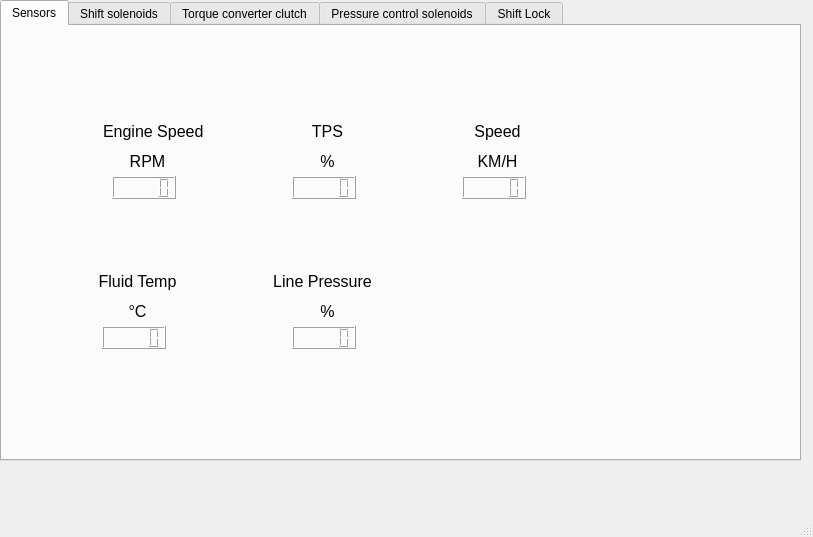
Above: tcu.ui from Amin-Golden/TCU_GUI before the change. Below: the same form after it.
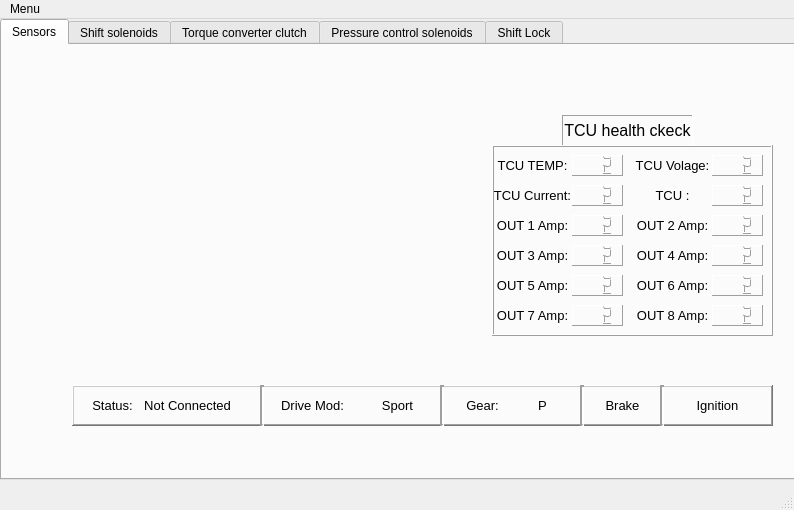
That is the form after the change. Icons and pictures are not drawn.

Commit message: add heath and status bar and menu

The edit to the form file:
```diff
--- a/tcu.ui
+++ b/tcu.ui
@@ -6,8 +6,8 @@
    <rect>
     <x>0</x>
     <y>0</y>
-    <width>813</width>
-    <height>537</height>
+    <width>794</width>
+    <height>510</height>
    </rect>
   </property>
   <property name="windowTitle">
@@ -36,44 +36,106 @@
      <attribute name="title">
       <string>Sensors</string>
      </attribute>
-     <widget class="QLabel" name="eng_spd">
+     <widget class="QFrame" name="health_F">
       <property name="geometry">
        <rect>
-        <x>100</x>
-        <y>90</y>
-        <width>101</width>
-        <height>31</height>
+        <x>490</x>
+        <y>100</y>
+        <width>281</width>
+        <height>191</height>
        </rect>
       </property>
+      <property name="autoFillBackground">
+       <bool>false</bool>
+      </property>
+      <property name="frameShape">
+       <enum>QFrame::Box</enum>
+      </property>
+      <property name="frameShadow">
+       <enum>QFrame::Raised</enum>
+      </property>
+      <widget class="QLabel" name="tcu_tmp_l">
+       <property name="geometry">
+        <rect>
+         <x>0</x>
+         <y>10</y>
+         <width>81</width>
+         <height>21</height>
+        </rect>
+       </property>
       <property name="font">
        <font>
-        <pointsize>12</pointsize>
+         <pointsize>10</pointsize>
        </font>
       </property>
       <property name="text">
-       <string>Engine Speed</string>
-      </property>
-      <property name="indent">
+        <string>TCU TEMP:</string>
+       </property>
+       <property name="alignment">
+        <set>Qt::AlignCenter</set>
+       </property>
+      </widget>
+      <widget class="QLCDNumber" name="tcu_tmp_v">
+       <property name="geometry">
+        <rect>
+         <x>80</x>
+         <y>10</y>
+         <width>51</width>
+         <height>21</height>
+        </rect>
+       </property>
+       <property name="font">
+        <font>
+         <pointsize>12</pointsize>
+        </font>
+       </property>
+       <property name="frameShape">
+        <enum>QFrame::Panel</enum>
+       </property>
+       <property name="lineWidth">
        <number>1</number>
       </property>
-     </widget>
-     <widget class="QLCDNumber" name="eng_spd__">
+       <property name="smallDecimalPoint">
+        <bool>true</bool>
+       </property>
+       <property name="digitCount">
+        <number>3</number>
+       </property>
+       <property name="segmentStyle">
+        <enum>QLCDNumber::Filled</enum>
+       </property>
+       <property name="intValue" stdset="0">
+        <number>2</number>
+       </property>
+      </widget>
+      <widget class="QLabel" name="tcu_volt_l">
       <property name="geometry">
        <rect>
-        <x>110</x>
-        <y>150</y>
-        <width>64</width>
-        <height>23</height>
-       </rect>
-      </property>
-     </widget>
-     <widget class="QLabel" name="eng_spd_">
+         <x>140</x>
+         <y>10</y>
+         <width>81</width>
+         <height>21</height>
+        </rect>
+       </property>
+       <property name="font">
+        <font>
+         <pointsize>10</pointsize>
+        </font>
+       </property>
+       <property name="text">
+        <string>TCU Volage:</string>
+       </property>
+       <property name="alignment">
+        <set>Qt::AlignCenter</set>
+       </property>
+      </widget>
+      <widget class="QLCDNumber" name="tcu_volt_v">
       <property name="geometry">
        <rect>
-        <x>110</x>
-        <y>120</y>
-        <width>71</width>
-        <height>31</height>
+         <x>220</x>
+         <y>10</y>
+         <width>51</width>
+         <height>21</height>
        </rect>
       </property>
       <property name="font">
@@ -81,20 +143,53 @@
         <pointsize>12</pointsize>
        </font>
       </property>
+       <property name="frameShape">
+        <enum>QFrame::Panel</enum>
+       </property>
+       <property name="lineWidth">
+        <number>1</number>
+       </property>
+       <property name="smallDecimalPoint">
+        <bool>true</bool>
+       </property>
+       <property name="digitCount">
+        <number>3</number>
+       </property>
+       <property name="segmentStyle">
+        <enum>QLCDNumber::Filled</enum>
+       </property>
+       <property name="intValue" stdset="0">
+        <number>2</number>
+       </property>
+      </widget>
+      <widget class="QLabel" name="tcu_ampl">
+       <property name="geometry">
+        <rect>
+         <x>0</x>
+         <y>40</y>
+         <width>81</width>
+         <height>21</height>
+        </rect>
+       </property>
+       <property name="font">
+        <font>
+         <pointsize>10</pointsize>
+        </font>
+       </property>
       <property name="text">
-       <string>RPM</string>
+        <string>TCU Current:</string>
       </property>
       <property name="alignment">
        <set>Qt::AlignCenter</set>
       </property>
      </widget>
-     <widget class="QLabel" name="tps">
+      <widget class="QLCDNumber" name="tcu_amp_v">
       <property name="geometry">
        <rect>
-        <x>290</x>
-        <y>90</y>
-        <width>71</width>
-        <height>31</height>
+         <x>80</x>
+         <y>40</y>
+         <width>51</width>
+         <height>21</height>
        </rect>
       </property>
       <property name="font">
@@ -102,20 +197,53 @@
         <pointsize>12</pointsize>
        </font>
       </property>
+       <property name="frameShape">
+        <enum>QFrame::Panel</enum>
+       </property>
+       <property name="lineWidth">
+        <number>1</number>
+       </property>
+       <property name="smallDecimalPoint">
+        <bool>true</bool>
+       </property>
+       <property name="digitCount">
+        <number>3</number>
+       </property>
+       <property name="segmentStyle">
+        <enum>QLCDNumber::Filled</enum>
+       </property>
+       <property name="intValue" stdset="0">
+        <number>2</number>
+       </property>
+      </widget>
+      <widget class="QLabel" name="label_6">
+       <property name="geometry">
+        <rect>
+         <x>140</x>
+         <y>40</y>
+         <width>81</width>
+         <height>21</height>
+        </rect>
+       </property>
+       <property name="font">
+        <font>
+         <pointsize>10</pointsize>
+        </font>
+       </property>
       <property name="text">
-       <string>TPS</string>
+        <string>TCU :</string>
       </property>
       <property name="alignment">
        <set>Qt::AlignCenter</set>
       </property>
      </widget>
-     <widget class="QLabel" name="tps_">
+      <widget class="QLCDNumber" name="lcdNumber_4">
       <property name="geometry">
        <rect>
-        <x>290</x>
-        <y>120</y>
-        <width>71</width>
-        <height>31</height>
+         <x>220</x>
+         <y>40</y>
+         <width>51</width>
+         <height>21</height>
        </rect>
       </property>
       <property name="font">
@@ -123,30 +251,107 @@
         <pointsize>12</pointsize>
        </font>
       </property>
+       <property name="frameShape">
+        <enum>QFrame::Panel</enum>
+       </property>
+       <property name="lineWidth">
+        <number>1</number>
+       </property>
+       <property name="smallDecimalPoint">
+        <bool>true</bool>
+       </property>
+       <property name="digitCount">
+        <number>3</number>
+       </property>
+       <property name="segmentStyle">
+        <enum>QLCDNumber::Filled</enum>
+       </property>
+       <property name="intValue" stdset="0">
+        <number>2</number>
+       </property>
+      </widget>
+      <widget class="QLCDNumber" name="o2amp_v">
+       <property name="geometry">
+        <rect>
+         <x>220</x>
+         <y>70</y>
+         <width>51</width>
+         <height>21</height>
+        </rect>
+       </property>
+       <property name="font">
+        <font>
+         <pointsize>12</pointsize>
+        </font>
+       </property>
+       <property name="frameShape">
+        <enum>QFrame::Panel</enum>
+       </property>
+       <property name="lineWidth">
+        <number>1</number>
+       </property>
+       <property name="smallDecimalPoint">
+        <bool>true</bool>
+       </property>
+       <property name="digitCount">
+        <number>3</number>
+       </property>
+       <property name="segmentStyle">
+        <enum>QLCDNumber::Filled</enum>
+       </property>
+       <property name="intValue" stdset="0">
+        <number>2</number>
+       </property>
+      </widget>
+      <widget class="QLabel" name="o2amp_l">
+       <property name="geometry">
+        <rect>
+         <x>140</x>
+         <y>70</y>
+         <width>81</width>
+         <height>21</height>
+        </rect>
+       </property>
+       <property name="font">
+        <font>
+         <pointsize>10</pointsize>
+        </font>
+       </property>
       <property name="text">
-       <string>%</string>
+        <string>OUT 2 Amp:</string>
       </property>
       <property name="alignment">
        <set>Qt::AlignCenter</set>
       </property>
      </widget>
-     <widget class="QLCDNumber" name="tps__">
+      <widget class="QLabel" name="o1amp_l">
       <property name="geometry">
        <rect>
-        <x>290</x>
-        <y>150</y>
-        <width>64</width>
-        <height>23</height>
-       </rect>
-      </property>
-     </widget>
-     <widget class="QLabel" name="speed_">
+         <x>0</x>
+         <y>70</y>
+         <width>81</width>
+         <height>21</height>
+        </rect>
+       </property>
+       <property name="font">
+        <font>
+         <pointsize>10</pointsize>
+        </font>
+       </property>
+       <property name="text">
+        <string>OUT 1 Amp:</string>
+       </property>
+       <property name="alignment">
+        <set>Qt::AlignCenter</set>
+       </property>
+      </widget>
+      <widget class="QLCDNumber" name="o1amp_v">
       <property name="geometry">
        <rect>
-        <x>460</x>
-        <y>120</y>
-        <width>71</width>
-        <height>31</height>
+         <x>80</x>
+         <y>70</y>
+         <width>51</width>
+         <height>21</height>
        </rect>
       </property>
       <property name="font">
@@ -154,30 +359,86 @@
         <pointsize>12</pointsize>
        </font>
       </property>
+       <property name="frameShape">
+        <enum>QFrame::Panel</enum>
+       </property>
+       <property name="lineWidth">
+        <number>1</number>
+       </property>
+       <property name="smallDecimalPoint">
+        <bool>true</bool>
+       </property>
+       <property name="digitCount">
+        <number>3</number>
+       </property>
+       <property name="segmentStyle">
+        <enum>QLCDNumber::Filled</enum>
+       </property>
+       <property name="intValue" stdset="0">
+        <number>2</number>
+       </property>
+      </widget>
+      <widget class="QLabel" name="o3amp_l">
+       <property name="geometry">
+        <rect>
+         <x>0</x>
+         <y>100</y>
+         <width>81</width>
+         <height>21</height>
+        </rect>
+       </property>
+       <property name="font">
+        <font>
+         <pointsize>10</pointsize>
+        </font>
+       </property>
       <property name="text">
-       <string>KM/H</string>
+        <string>OUT 3 Amp:</string>
       </property>
       <property name="alignment">
        <set>Qt::AlignCenter</set>
       </property>
      </widget>
-     <widget class="QLCDNumber" name="speed__">
+      <widget class="QLCDNumber" name="o4amp_v">
       <property name="geometry">
        <rect>
-        <x>460</x>
-        <y>150</y>
-        <width>64</width>
-        <height>23</height>
-       </rect>
-      </property>
-     </widget>
-     <widget class="QLabel" name="speed">
+         <x>220</x>
+         <y>100</y>
+         <width>51</width>
+         <height>21</height>
+        </rect>
+       </property>
+       <property name="font">
+        <font>
+         <pointsize>12</pointsize>
+        </font>
+       </property>
+       <property name="frameShape">
+        <enum>QFrame::Panel</enum>
+       </property>
+       <property name="lineWidth">
+        <number>1</number>
+       </property>
+       <property name="smallDecimalPoint">
+        <bool>true</bool>
+       </property>
+       <property name="digitCount">
+        <number>3</number>
+       </property>
+       <property name="segmentStyle">
+        <enum>QLCDNumber::Filled</enum>
+       </property>
+       <property name="intValue" stdset="0">
+        <number>2</number>
+       </property>
+      </widget>
+      <widget class="QLCDNumber" name="o3amp_v">
       <property name="geometry">
        <rect>
-        <x>460</x>
-        <y>90</y>
-        <width>71</width>
-        <height>31</height>
+         <x>80</x>
+         <y>100</y>
+         <width>51</width>
+         <height>21</height>
        </rect>
       </property>
       <property name="font">
@@ -185,30 +446,86 @@
         <pointsize>12</pointsize>
        </font>
       </property>
+       <property name="frameShape">
+        <enum>QFrame::Panel</enum>
+       </property>
+       <property name="lineWidth">
+        <number>1</number>
+       </property>
+       <property name="smallDecimalPoint">
+        <bool>true</bool>
+       </property>
+       <property name="digitCount">
+        <number>3</number>
+       </property>
+       <property name="segmentStyle">
+        <enum>QLCDNumber::Filled</enum>
+       </property>
+       <property name="intValue" stdset="0">
+        <number>2</number>
+       </property>
+      </widget>
+      <widget class="QLabel" name="o4amp_l">
+       <property name="geometry">
+        <rect>
+         <x>140</x>
+         <y>100</y>
+         <width>81</width>
+         <height>21</height>
+        </rect>
+       </property>
+       <property name="font">
+        <font>
+         <pointsize>10</pointsize>
+        </font>
+       </property>
       <property name="text">
-       <string>Speed</string>
+        <string>OUT 4 Amp:</string>
       </property>
       <property name="alignment">
        <set>Qt::AlignCenter</set>
       </property>
      </widget>
-     <widget class="QLCDNumber" name="tft__">
+      <widget class="QLCDNumber" name="o6amp_v">
       <property name="geometry">
        <rect>
-        <x>100</x>
-        <y>300</y>
-        <width>64</width>
-        <height>23</height>
-       </rect>
-      </property>
-     </widget>
-     <widget class="QLabel" name="tft_">
+         <x>220</x>
+         <y>130</y>
+         <width>51</width>
+         <height>21</height>
+        </rect>
+       </property>
+       <property name="font">
+        <font>
+         <pointsize>12</pointsize>
+        </font>
+       </property>
+       <property name="frameShape">
+        <enum>QFrame::Panel</enum>
+       </property>
+       <property name="lineWidth">
+        <number>1</number>
+       </property>
+       <property name="smallDecimalPoint">
+        <bool>true</bool>
+       </property>
+       <property name="digitCount">
+        <number>3</number>
+       </property>
+       <property name="segmentStyle">
+        <enum>QLCDNumber::Filled</enum>
+       </property>
+       <property name="intValue" stdset="0">
+        <number>2</number>
+       </property>
+      </widget>
+      <widget class="QLCDNumber" name="o5amp_v">
       <property name="geometry">
        <rect>
-        <x>100</x>
-        <y>270</y>
-        <width>71</width>
-        <height>31</height>
+         <x>80</x>
+         <y>130</y>
+         <width>51</width>
+         <height>21</height>
        </rect>
       </property>
       <property name="font">
@@ -216,50 +533,182 @@
         <pointsize>12</pointsize>
        </font>
       </property>
+       <property name="frameShape">
+        <enum>QFrame::Panel</enum>
+       </property>
+       <property name="lineWidth">
+        <number>1</number>
+       </property>
+       <property name="smallDecimalPoint">
+        <bool>true</bool>
+       </property>
+       <property name="digitCount">
+        <number>3</number>
+       </property>
+       <property name="segmentStyle">
+        <enum>QLCDNumber::Filled</enum>
+       </property>
+       <property name="intValue" stdset="0">
+        <number>2</number>
+       </property>
+      </widget>
+      <widget class="QLabel" name="o5amp_l">
+       <property name="geometry">
+        <rect>
+         <x>0</x>
+         <y>130</y>
+         <width>81</width>
+         <height>21</height>
+        </rect>
+       </property>
+       <property name="font">
+        <font>
+         <pointsize>10</pointsize>
+        </font>
+       </property>
       <property name="text">
-       <string>°C</string>
+        <string>OUT 5 Amp:</string>
       </property>
       <property name="alignment">
        <set>Qt::AlignCenter</set>
       </property>
      </widget>
-     <widget class="QLabel" name="tft">
+      <widget class="QLabel" name="o6amp_l">
       <property name="geometry">
        <rect>
-        <x>90</x>
-        <y>240</y>
-        <width>91</width>
-        <height>31</height>
+         <x>140</x>
+         <y>130</y>
+         <width>81</width>
+         <height>21</height>
        </rect>
       </property>
       <property name="font">
        <font>
-        <pointsize>12</pointsize>
+         <pointsize>10</pointsize>
        </font>
       </property>
       <property name="text">
-       <string>Fluid Temp</string>
+        <string>OUT 6 Amp:</string>
       </property>
       <property name="alignment">
        <set>Qt::AlignCenter</set>
       </property>
      </widget>
-     <widget class="QLCDNumber" name="lp__">
+      <widget class="QLabel" name="o7amp_l">
       <property name="geometry">
        <rect>
-        <x>290</x>
-        <y>300</y>
-        <width>64</width>
-        <height>23</height>
-       </rect>
-      </property>
-     </widget>
-     <widget class="QLabel" name="lp">
+         <x>0</x>
+         <y>160</y>
+         <width>81</width>
+         <height>21</height>
+        </rect>
+       </property>
+       <property name="font">
+        <font>
+         <pointsize>10</pointsize>
+        </font>
+       </property>
+       <property name="text">
+        <string>OUT 7 Amp:</string>
+       </property>
+       <property name="alignment">
+        <set>Qt::AlignCenter</set>
+       </property>
+      </widget>
+      <widget class="QLabel" name="o8amp_l">
       <property name="geometry">
        <rect>
-        <x>270</x>
-        <y>240</y>
-        <width>101</width>
+         <x>140</x>
+         <y>160</y>
+         <width>81</width>
+         <height>21</height>
+        </rect>
+       </property>
+       <property name="font">
+        <font>
+         <pointsize>10</pointsize>
+        </font>
+       </property>
+       <property name="text">
+        <string>OUT 8 Amp:</string>
+       </property>
+       <property name="alignment">
+        <set>Qt::AlignCenter</set>
+       </property>
+      </widget>
+      <widget class="QLCDNumber" name="o8amp_v">
+       <property name="geometry">
+        <rect>
+         <x>220</x>
+         <y>160</y>
+         <width>51</width>
+         <height>21</height>
+        </rect>
+       </property>
+       <property name="font">
+        <font>
+         <pointsize>12</pointsize>
+        </font>
+       </property>
+       <property name="frameShape">
+        <enum>QFrame::Panel</enum>
+       </property>
+       <property name="lineWidth">
+        <number>1</number>
+       </property>
+       <property name="smallDecimalPoint">
+        <bool>true</bool>
+       </property>
+       <property name="digitCount">
+        <number>3</number>
+       </property>
+       <property name="segmentStyle">
+        <enum>QLCDNumber::Filled</enum>
+       </property>
+       <property name="intValue" stdset="0">
+        <number>2</number>
+       </property>
+      </widget>
+      <widget class="QLCDNumber" name="o7amp_v">
+       <property name="geometry">
+        <rect>
+         <x>80</x>
+         <y>160</y>
+         <width>51</width>
+         <height>21</height>
+        </rect>
+       </property>
+       <property name="font">
+        <font>
+         <pointsize>12</pointsize>
+        </font>
+       </property>
+       <property name="frameShape">
+        <enum>QFrame::Panel</enum>
+       </property>
+       <property name="lineWidth">
+        <number>1</number>
+       </property>
+       <property name="smallDecimalPoint">
+        <bool>true</bool>
+       </property>
+       <property name="digitCount">
+        <number>3</number>
+       </property>
+       <property name="segmentStyle">
+        <enum>QLCDNumber::Filled</enum>
+       </property>
+       <property name="intValue" stdset="0">
+        <number>2</number>
+       </property>
+      </widget>
+     </widget>
+     <widget class="QLabel" name="health_L">
+      <property name="geometry">
+       <rect>
+        <x>560</x>
+        <y>70</y>
+        <width>131</width>
         <height>31</height>
        </rect>
       </property>
@@ -268,49 +717,267 @@
         <pointsize>12</pointsize>
        </font>
       </property>
+      <property name="frameShape">
+       <enum>QFrame::Panel</enum>
+      </property>
+      <property name="frameShadow">
+       <enum>QFrame::Sunken</enum>
+      </property>
       <property name="text">
-       <string>Line Pressure</string>
+       <string>TCU health ckeck</string>
       </property>
       <property name="alignment">
        <set>Qt::AlignCenter</set>
       </property>
      </widget>
-     <widget class="QLabel" name="lp_">
+     <widget class="QFrame" name="status">
       <property name="geometry">
        <rect>
+        <x>70</x>
+        <y>340</y>
+        <width>701</width>
+        <height>41</height>
+       </rect>
+      </property>
+      <property name="frameShape">
+       <enum>QFrame::WinPanel</enum>
+      </property>
+      <property name="frameShadow">
+       <enum>QFrame::Raised</enum>
+      </property>
+      <widget class="QLabel" name="dmod_l">
+       <property name="geometry">
+        <rect>
+         <x>200</x>
+         <y>10</y>
+         <width>81</width>
+         <height>21</height>
+        </rect>
+       </property>
+       <property name="font">
+        <font>
+         <pointsize>10</pointsize>
+        </font>
+       </property>
+       <property name="text">
+        <string>Drive Mod:</string>
+       </property>
+       <property name="alignment">
+        <set>Qt::AlignCenter</set>
+       </property>
+      </widget>
+      <widget class="QLabel" name="dmod_v">
+       <property name="geometry">
+        <rect>
         <x>290</x>
-        <y>270</y>
+         <y>10</y>
         <width>71</width>
-        <height>31</height>
+         <height>21</height>
        </rect>
       </property>
       <property name="font">
        <font>
-        <pointsize>12</pointsize>
+         <pointsize>10</pointsize>
        </font>
       </property>
       <property name="text">
-       <string>%</string>
+        <string>Sport</string>
       </property>
       <property name="alignment">
        <set>Qt::AlignCenter</set>
       </property>
      </widget>
-     <zorder>eng_spd</zorder>
-     <zorder>eng_spd_</zorder>
-     <zorder>tft__</zorder>
-     <zorder>tft_</zorder>
-     <zorder>tps_</zorder>
-     <zorder>lp__</zorder>
-     <zorder>tps</zorder>
-     <zorder>lp</zorder>
-     <zorder>tps__</zorder>
-     <zorder>speed_</zorder>
-     <zorder>lp_</zorder>
-     <zorder>tft</zorder>
-     <zorder>speed__</zorder>
-     <zorder>eng_spd__</zorder>
-     <zorder>speed</zorder>
+      <widget class="QLabel" name="gear_v">
+       <property name="geometry">
+        <rect>
+         <x>450</x>
+         <y>10</y>
+         <width>41</width>
+         <height>21</height>
+        </rect>
+       </property>
+       <property name="font">
+        <font>
+         <pointsize>10</pointsize>
+        </font>
+       </property>
+       <property name="text">
+        <string>P</string>
+       </property>
+       <property name="alignment">
+        <set>Qt::AlignCenter</set>
+       </property>
+      </widget>
+      <widget class="QLabel" name="gear_l">
+       <property name="geometry">
+        <rect>
+         <x>380</x>
+         <y>10</y>
+         <width>61</width>
+         <height>21</height>
+        </rect>
+       </property>
+       <property name="font">
+        <font>
+         <pointsize>10</pointsize>
+        </font>
+       </property>
+       <property name="text">
+        <string>Gear:</string>
+       </property>
+       <property name="alignment">
+        <set>Qt::AlignCenter</set>
+       </property>
+      </widget>
+      <widget class="QLabel" name="brake_l">
+       <property name="geometry">
+        <rect>
+         <x>510</x>
+         <y>10</y>
+         <width>81</width>
+         <height>21</height>
+        </rect>
+       </property>
+       <property name="font">
+        <font>
+         <pointsize>10</pointsize>
+        </font>
+       </property>
+       <property name="text">
+        <string>Brake</string>
+       </property>
+       <property name="alignment">
+        <set>Qt::AlignCenter</set>
+       </property>
+      </widget>
+      <widget class="QLabel" name="ing_l">
+       <property name="geometry">
+        <rect>
+         <x>600</x>
+         <y>10</y>
+         <width>91</width>
+         <height>21</height>
+        </rect>
+       </property>
+       <property name="font">
+        <font>
+         <pointsize>10</pointsize>
+        </font>
+       </property>
+       <property name="text">
+        <string>Ignition</string>
+       </property>
+       <property name="alignment">
+        <set>Qt::AlignCenter</set>
+       </property>
+      </widget>
+      <widget class="QLabel" name="status_v">
+       <property name="geometry">
+        <rect>
+         <x>70</x>
+         <y>10</y>
+         <width>91</width>
+         <height>21</height>
+        </rect>
+       </property>
+       <property name="font">
+        <font>
+         <pointsize>10</pointsize>
+        </font>
+       </property>
+       <property name="text">
+        <string>Not Connected</string>
+       </property>
+       <property name="alignment">
+        <set>Qt::AlignCenter</set>
+       </property>
+      </widget>
+      <widget class="QLabel" name="status_l">
+       <property name="geometry">
+        <rect>
+         <x>10</x>
+         <y>10</y>
+         <width>61</width>
+         <height>21</height>
+        </rect>
+       </property>
+       <property name="font">
+        <font>
+         <pointsize>10</pointsize>
+        </font>
+       </property>
+       <property name="text">
+        <string>Status:</string>
+       </property>
+       <property name="alignment">
+        <set>Qt::AlignCenter</set>
+       </property>
+      </widget>
+      <widget class="Line" name="line">
+       <property name="geometry">
+        <rect>
+         <x>580</x>
+         <y>0</y>
+         <width>20</width>
+         <height>41</height>
+        </rect>
+       </property>
+       <property name="lineWidth">
+        <number>2</number>
+       </property>
+       <property name="orientation">
+        <enum>Qt::Vertical</enum>
+       </property>
+      </widget>
+      <widget class="Line" name="line_2">
+       <property name="geometry">
+        <rect>
+         <x>500</x>
+         <y>0</y>
+         <width>20</width>
+         <height>41</height>
+        </rect>
+       </property>
+       <property name="lineWidth">
+        <number>2</number>
+       </property>
+       <property name="orientation">
+        <enum>Qt::Vertical</enum>
+       </property>
+      </widget>
+      <widget class="Line" name="line_3">
+       <property name="geometry">
+        <rect>
+         <x>360</x>
+         <y>0</y>
+         <width>20</width>
+         <height>41</height>
+        </rect>
+       </property>
+       <property name="lineWidth">
+        <number>2</number>
+       </property>
+       <property name="orientation">
+        <enum>Qt::Vertical</enum>
+       </property>
+      </widget>
+      <widget class="Line" name="line_4">
+       <property name="geometry">
+        <rect>
+         <x>180</x>
+         <y>0</y>
+         <width>20</width>
+         <height>41</height>
+        </rect>
+       </property>
+       <property name="lineWidth">
+        <number>2</number>
+       </property>
+       <property name="orientation">
+        <enum>Qt::Vertical</enum>
+       </property>
+      </widget>
+     </widget>
     </widget>
     <widget class="QWidget" name="Gearbox">
      <attribute name="title">
@@ -777,10 +1444,33 @@
     <rect>
      <x>0</x>
      <y>0</y>
-     <width>813</width>
+     <width>794</width>
      <height>21</height>
     </rect>
    </property>
+   <widget class="QMenu" name="menuMenu">
+    <property name="title">
+     <string>Menu</string>
+    </property>
+    <widget class="QMenu" name="menuConnect">
+     <property name="title">
+      <string>Connect</string>
+     </property>
+     <property name="icon">
+      <iconset>
+       <normaloff>C:/Users/HP/Documents/icons/icons/plug-connect.png</normaloff>C:/Users/HP/Documents/icons/icons/plug-connect.png</iconset>
+     </property>
+     <addaction name="actionCOM1"/>
+     <addaction name="actionCOM2"/>
+    </widget>
+    <addaction name="menuConnect"/>
+    <addaction name="actionProgram"/>
+    <addaction name="actionLoad"/>
+    <addaction name="actionReset_to_Defualt"/>
+    <addaction name="actionSave_config"/>
+    <addaction name="actionload_Config_from_file"/>
+   </widget>
+   <addaction name="menuMenu"/>
   </widget>
   <widget class="QStatusBar" name="statusbar"/>
  </widget>
```
Left out of the diff: 55 changed lines with no effect on the pictures. Lines whose indentation alone changed are shown as unchanged. The commit also changes 2 other files.
